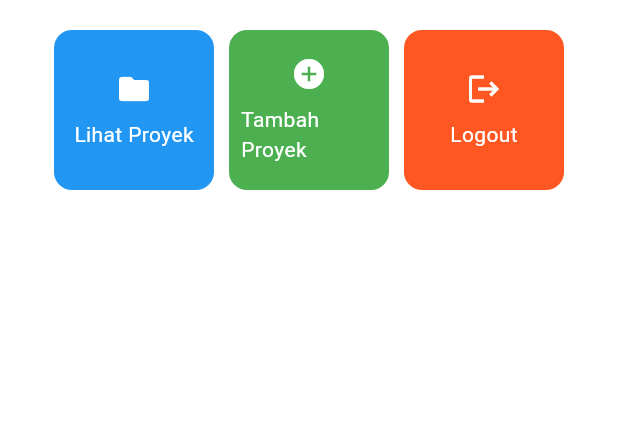
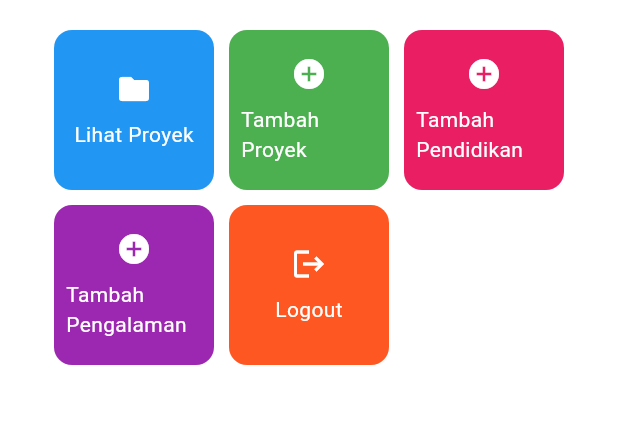
Before and after one commit to angelgoeij/myportofolio_mobile, a Flutter app: the screen it shows after launch, on a phone screen of 412 x 824 dp, the part 387-811 px from its top. Run offline on Flutter 3.47's test engine with Material 3 defaults, Android fonts, the phone set to English and light mode, and no system bars.

Commit message:
feat: add education and experience navigation options to menu

```diff
--- a/lib/screens/menu.dart
+++ b/lib/screens/menu.dart
@@ -13,6 +13,8 @@ class MyHomePage extends StatelessWidget {
 	final List<ItemHomepage> items = [
 		ItemHomepage("Lihat Proyek", Icons.folder, Colors.blue),
 		ItemHomepage("Tambah Proyek", Icons.add_circle, Colors.green),
+		ItemHomepage("Tambah Pendidikan", Icons.add_circle, Colors.pink),
+		ItemHomepage("Tambah Pengalaman", Icons.add_circle, Colors.purple),
 		ItemHomepage("Logout", Icons.logout, Colors.deepOrange),
 	];
 
```
